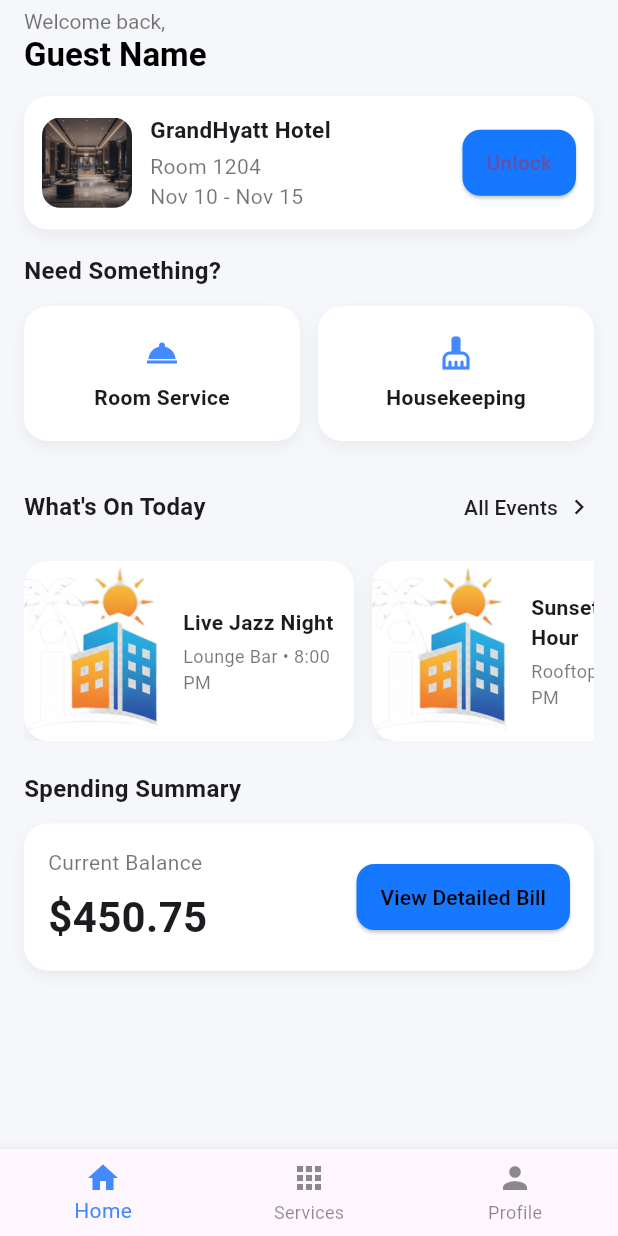
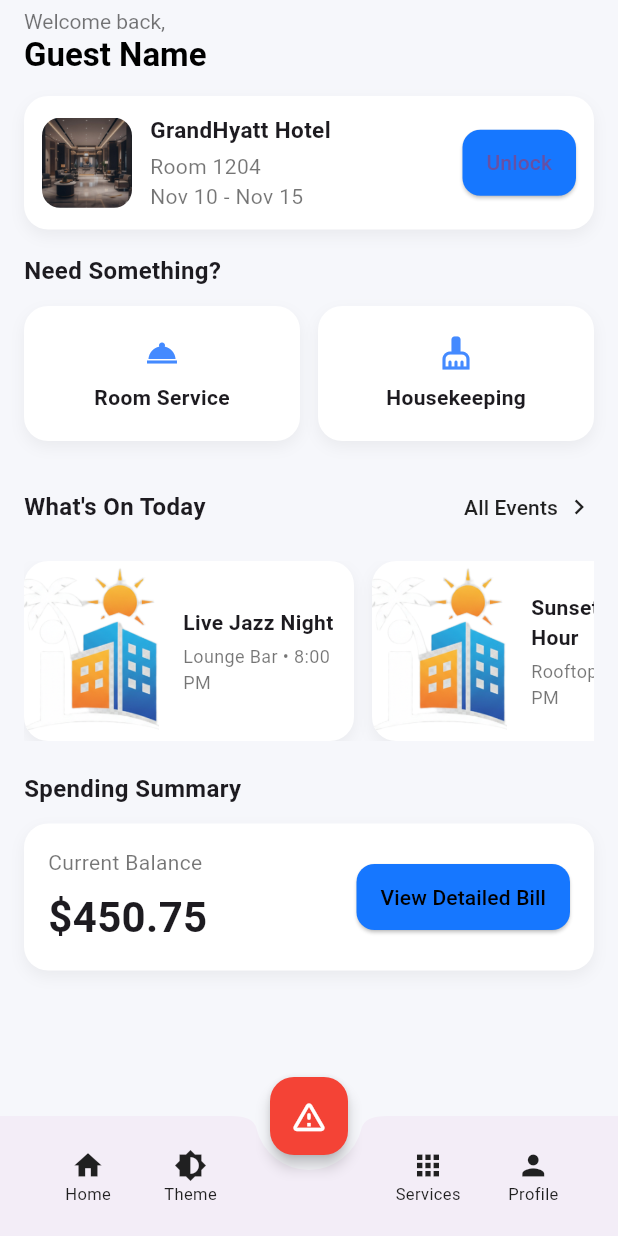
Before and after one commit to dogukandireksiz/InnJoy, a Flutter app: the screen it shows once a user with an empty profile is signed in, on a phone screen of 412 x 824 dp. Run offline on Flutter 3.47's test engine with Material 3 defaults, Android fonts, the light colour scheme and no system bars; our stand-ins replace cloud_firestore, firebase_auth, firebase_core, google_sign_in; accounts and stored records are empty.

Commit message:
Update home_screen.dart
bu ekrana alt kısma acil durum butonu ve tema butonu eklendi

```diff
--- a/login_page/lib/home_screen.dart
+++ b/login_page/lib/home_screen.dart
@@ -1,44 +1,3 @@
-// import 'package:flutter/material.dart';
-// import 'login_screen.dart';
-
-// class HomeScreen extends StatelessWidget {
-//   final String userName;
-//   const HomeScreen({super.key, required this.userName});
-
-//   Future<void> _logout(BuildContext context) async {
-//     Navigator.pushReplacement(
-//       context,
-//       MaterialPageRoute(builder: (context) => const LoginScreen()),
-//     );
-//   }
-
-//   @override
-//   Widget build(BuildContext context) {
-//     return Scaffold(
-//       backgroundColor: const Color(0xFF1B1B2F),
-//       appBar: AppBar(
-//         backgroundColor: const Color(0xFF1B1B2F),
-//         title: const Text("Home", style: TextStyle(color: Colors.amber)),
-//         actions: [
-//           IconButton(
-//             onPressed: () => _logout(context),
-//             icon: const Icon(Icons.logout, color: Colors.white),
-//           ),
-//         ],
-//       ),
-//       body: Center(
-//         child: Text(
-//           "Hoş geldin, $userName!",
-//           style: const TextStyle(color: Colors.white, fontSize: 26),
-//         ),
-//       ),
-//     );
-//   }
-// }
-
-
-
-
 import 'package:flutter/material.dart';
 import 'service_screen.dart';
 
@@ -153,9 +112,21 @@ class HomeScreen extends StatelessWidget {
           ],
         ),
       ),
-      bottomNavigationBar: _BottomNavBar(
-        onTap: (index) {
-          if (index == 1) {
+      // Custom bottom bar with centered emergency FAB
+      floatingActionButtonLocation: FloatingActionButtonLocation.centerDocked,
+      floatingActionButton: SizedBox(
+        height: 52, // smaller to avoid overlap
+        width: 52,
+        child: FloatingActionButton(
+          onPressed: () {},
+          backgroundColor: Colors.red,
+          elevation: 4,
+          child: const Icon(Icons.warning_amber_rounded, color: Colors.white, size: 26),
+        ),
+      ),
+      bottomNavigationBar: _CustomBottomBar(
+        onTap: (item) {
+          if (item == _BottomItem.services) {
             Navigator.of(context).push(
               MaterialPageRoute(builder: (_) => const ServiceScreen()),
             );
@@ -330,23 +301,100 @@ class _SpendingCard extends StatelessWidget {
   }
 }
 
-class _BottomNavBar extends StatelessWidget {
-  final ValueChanged<int>? onTap;
-  const _BottomNavBar({this.onTap});
+enum _BottomItem { home, theme, services, profile }
+
+class _CustomBottomBar extends StatelessWidget {
+  final ValueChanged<_BottomItem>? onTap;
+  const _CustomBottomBar({this.onTap});
 
   @override
   Widget build(BuildContext context) {
-    return BottomNavigationBar(
-      type: BottomNavigationBarType.fixed,
-      currentIndex: 0,
-      selectedItemColor: Colors.blueAccent,
-      unselectedItemColor: Colors.black45,
-      items: const [
-        BottomNavigationBarItem(icon: Icon(Icons.home), label: 'Home'),
-        BottomNavigationBarItem(icon: Icon(Icons.apps), label: 'Services'),
-        BottomNavigationBarItem(icon: Icon(Icons.person), label: 'Profile'),
-      ],
-      onTap: onTap,
+    const labelStyle = TextStyle(fontSize: 11, color: Colors.black87, height: 1.1);
+    return BottomAppBar(
+      shape: const CircularNotchedRectangle(),
+      elevation: 8,
+      notchMargin: 10,
+      child: SafeArea(
+        top: false,
+        child: SizedBox(
+          height: 56, // align with kBottomNavigationBarHeight
+          child: Row(
+            children: [
+              Expanded(
+                child: Row(
+                  mainAxisAlignment: MainAxisAlignment.spaceEvenly,
+                  children: [
+                    _BottomBarItem(
+                      icon: Icons.home,
+                      label: 'Home',
+                      labelStyle: labelStyle,
+                      onTap: () => onTap?.call(_BottomItem.home),
+                    ),
+                    _BottomBarItem(
+                      icon: Icons.brightness_6,
+                      label: 'Theme',
+                      labelStyle: labelStyle,
+                      onTap: () => onTap?.call(_BottomItem.theme),
+                    ),
+                  ],
+                ),
+              ),
+              const SizedBox(width: 68), // space for FAB notch
+              Expanded(
+                child: Row(
+                  mainAxisAlignment: MainAxisAlignment.spaceEvenly,
+                  children: [
+                    _BottomBarItem(
+                      icon: Icons.apps,
+                      label: 'Services',
+                      labelStyle: labelStyle,
+                      onTap: () => onTap?.call(_BottomItem.services),
+                    ),
+                    _BottomBarItem(
+                      icon: Icons.person,
+                      label: 'Profile',
+                      labelStyle: labelStyle,
+                      onTap: () => onTap?.call(_BottomItem.profile),
+                    ),
+                  ],
+                ),
+              ),
+            ],
+          ),
+        ),
+      ),
     );
   }
 }
+
+class _BottomBarItem extends StatelessWidget {
+  final IconData icon;
+  final String label;
+  final TextStyle labelStyle;
+  final VoidCallback onTap;
+  const _BottomBarItem({
+    required this.icon,
+    required this.label,
+    required this.labelStyle,
+    required this.onTap,
+  });
+
+  @override
+  Widget build(BuildContext context) {
+    return InkWell(
+      onTap: onTap,
+      borderRadius: BorderRadius.circular(10),
+      child: Padding(
+        padding: const EdgeInsets.symmetric(vertical: 2, horizontal: 8),
+        child: Column(
+          mainAxisSize: MainAxisSize.min,
+          children: [
+            Icon(icon, color: Colors.black87, size: 22),
+            const SizedBox(height: 2),
+            Text(label, style: labelStyle),
+          ],
+        ),
+      ),
+    );
+  }
+}
```
